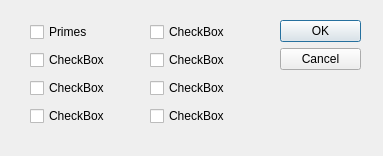
Old version of the form cipherdialog.ui in the repository QTinman/GAnalyzer.
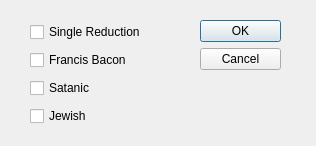
New version of the form.

```diff
--- a/cipherdialog.ui
+++ b/cipherdialog.ui
@@ -6,8 +6,8 @@
    <rect>
     <x>0</x>
     <y>0</y>
-    <width>383</width>
-    <height>156</height>
+    <width>316</width>
+    <height>146</height>
    </rect>
   </property>
   <property name="windowTitle">
@@ -16,7 +16,7 @@
   <widget class="QDialogButtonBox" name="buttonBox">
    <property name="geometry">
     <rect>
-     <x>280</x>
+     <x>200</x>
      <y>20</y>
      <width>81</width>
      <height>111</height>
@@ -34,7 +34,7 @@
     <rect>
      <x>30</x>
      <y>20</y>
-     <width>94</width>
+     <width>142</width>
      <height>112</height>
     </rect>
    </property>
@@ -42,68 +42,28 @@
     <item>
      <widget class="QCheckBox" name="primes">
       <property name="text">
-       <string>Primes</string>
+       <string>Single Reduction</string>
       </property>
      </widget>
     </item>
     <item>
      <widget class="QCheckBox" name="checkBox_2">
       <property name="text">
-       <string>CheckBox</string>
+       <string>Francis Bacon</string>
       </property>
      </widget>
     </item>
     <item>
      <widget class="QCheckBox" name="checkBox_3">
       <property name="text">
-       <string>CheckBox</string>
+       <string>Satanic</string>
       </property>
      </widget>
     </item>
     <item>
      <widget class="QCheckBox" name="checkBox_4">
       <property name="text">
-       <string>CheckBox</string>
-      </property>
-     </widget>
-    </item>
-   </layout>
-  </widget>
-  <widget class="QWidget" name="layoutWidget_2">
-   <property name="geometry">
-    <rect>
-     <x>150</x>
-     <y>20</y>
-     <width>94</width>
-     <height>112</height>
-    </rect>
-   </property>
-   <layout class="QVBoxLayout" name="verticalLayout_2">
-    <item>
-     <widget class="QCheckBox" name="checkBox_5">
-      <property name="text">
-       <string>CheckBox</string>
-      </property>
-     </widget>
-    </item>
-    <item>
-     <widget class="QCheckBox" name="checkBox_6">
-      <property name="text">
-       <string>CheckBox</string>
-      </property>
-     </widget>
-    </item>
-    <item>
-     <widget class="QCheckBox" name="checkBox_7">
-      <property name="text">
-       <string>CheckBox</string>
-      </property>
-     </widget>
-    </item>
-    <item>
-     <widget class="QCheckBox" name="checkBox_8">
-      <property name="text">
-       <string>CheckBox</string>
+       <string>Jewish</string>
       </property>
      </widget>
     </item>
```
Left out of the diff: 8 changed lines with no effect on the pictures.
